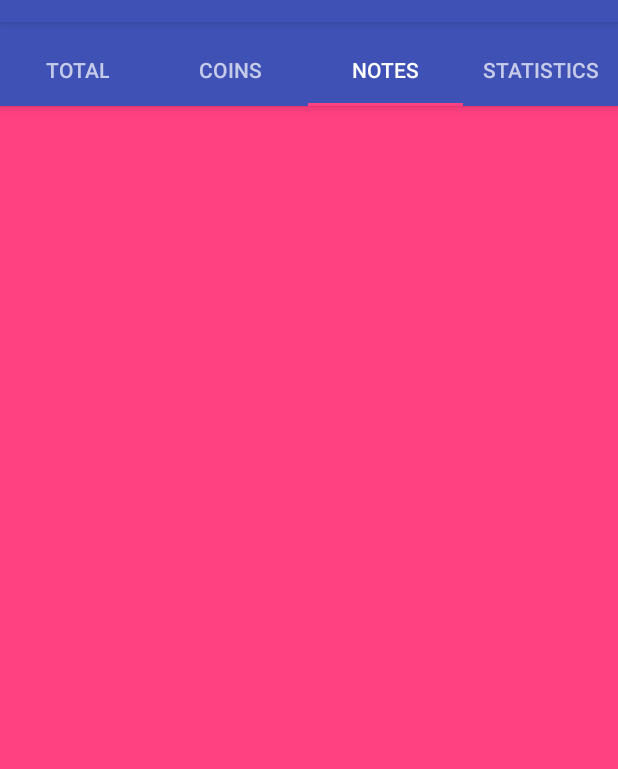
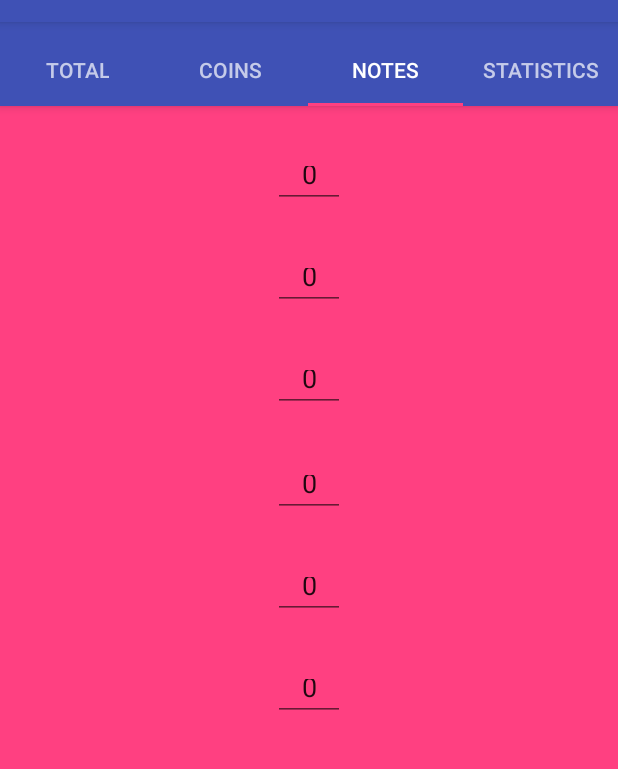
Before and after one commit to androidrian/piggy-bank, an Android app: the screen it shows after launch (MainActivity), tab 3 chosen, on a phone screen of 412 x 824 dp, the part 62-831 px from its top. Run offline under Robolectric (Android 15) with nearby library versions, the phone set to English and light mode, and no system bars; libraries missing offline, so code that uses them is left out: net.danlew.android; 6 statements that could not run were skipped.

Commit message:
edited the fragment_layout.xml, trying to use ConstraintLayout

```diff
--- a/app/src/main/java/com/example/filipe/piggybank/Controller/MainActivity.java
+++ b/app/src/main/java/com/example/filipe/piggybank/Controller/MainActivity.java
@@ -3,6 +3,7 @@ package com.example.filipe.piggybank.Controller;
 import android.annotation.TargetApi;
 import android.os.Build;
 import android.support.design.widget.TabLayout;
+import android.support.v4.app.Fragment;
 import android.support.v4.view.ViewPager;
 import android.os.Bundle;
 import android.support.v7.app.AppCompatActivity;
@@ -25,6 +26,13 @@ public class MainActivity extends AppCompatActivity{
     protected void onCreate(Bundle savedInstanceState) {
         super.onCreate(savedInstanceState);
         setContentView(R.layout.activity_main);
+
+        if(savedInstanceState == null)
+        {
+            getSupportFragmentManager().beginTransaction()
+                    .add(new Fragment(),TAG)
+                    .commit();
+        }
         //joda-time initialization
         JodaTimeAndroid.init(this);
         Log.d(TAG,"onCreate: Starting.");
--- a/app/src/main/java/com/example/filipe/piggybank/Fragments/CoinsFragment.java
+++ b/app/src/main/java/com/example/filipe/piggybank/Fragments/CoinsFragment.java
@@ -42,7 +42,6 @@ public class CoinsFragment extends Fragment implements View.OnClickListener {
 
     private List<Double> m_listOfValues = new ArrayList<>();
     private List<Button> m_listOfButtons = new ArrayList<>();
-
     private SimpleArrayMap<Integer,Integer> m_mapOfIndexToCoinTextView = new SimpleArrayMap<>();
     private SimpleArrayMap<EditText,Integer> m_mapOfEditTextIndex = new SimpleArrayMap<>();
     private SimpleArrayMap<Button,EditText> m_mapOfButtonToEditText = new SimpleArrayMap<>();
@@ -54,6 +53,7 @@ public class CoinsFragment extends Fragment implements View.OnClickListener {
                              Bundle savedInstanceState) {
         // Inflate the layout for this fragment
         View view = inflater.inflate(R.layout.fragment_coins_layout, container, false);
+
         initWidgetComponents(view);
         setDefaultValuesToNumberOfCoinsEditText();
         setListOfValueOfCoins();
--- a/app/src/main/res/layout/fragment_notes_layout.xml
+++ b/app/src/main/res/layout/fragment_notes_layout.xml
@@ -1,8 +1,106 @@
 <FrameLayout xmlns:android="http://schemas.android.com/apk/res/android"
+    xmlns:app="http://schemas.android.com/apk/res-auto"
     xmlns:tools="http://schemas.android.com/tools"
     android:layout_width="match_parent"
     android:layout_height="match_parent"
     android:background="#ff4081"
     tools:context="com.example.filipe.piggybank.Fragments.NotesFragment">
 
+    <android.support.constraint.ConstraintLayout
+        android:layout_width="match_parent"
+        android:layout_height="match_parent"
+        tools:layout_editor_absoluteY="0dp"
+        tools:layout_editor_absoluteX="0dp">
+
+        <EditText
+            android:id="@+id/editText7"
+            android:layout_width="48dp"
+            android:layout_height="38dp"
+            android:ems="10"
+            android:inputType="textPersonName"
+            android:text="0"
+            android:textAlignment="center"
+            android:layout_marginTop="30dp"
+            app:layout_constraintTop_toBottomOf="@+id/editText12"
+            tools:layout_constraintRight_creator="1"
+            app:layout_constraintRight_toRightOf="parent"
+            tools:layout_constraintLeft_creator="1"
+            app:layout_constraintLeft_toLeftOf="parent" />
+
+        <EditText
+            android:id="@+id/editText12"
+            android:layout_width="48dp"
+            android:layout_height="38dp"
+            android:layout_marginTop="30dp"
+            android:ems="10"
+            android:inputType="textPersonName"
+            android:text="0"
+            android:textAlignment="center"
+            app:layout_constraintTop_toBottomOf="@+id/editText11"
+            tools:layout_constraintRight_creator="1"
+            app:layout_constraintRight_toRightOf="parent"
+            tools:layout_constraintLeft_creator="1"
+            app:layout_constraintLeft_toLeftOf="parent" />
+
+        <EditText
+            android:id="@+id/editText11"
+            android:layout_width="0dp"
+            android:layout_height="38dp"
+            android:layout_marginTop="32dp"
+            android:ems="10"
+            android:inputType="textPersonName"
+            android:text="0"
+            android:textAlignment="center"
+            app:layout_constraintTop_toBottomOf="@+id/editText10"
+            tools:layout_constraintRight_creator="1"
+            app:layout_constraintRight_toRightOf="@+id/editText12"
+            tools:layout_constraintLeft_creator="1"
+            app:layout_constraintLeft_toLeftOf="@+id/editText12" />
+
+        <EditText
+            android:id="@+id/editText10"
+            android:layout_width="0dp"
+            android:layout_height="38dp"
+            android:layout_marginTop="30dp"
+            android:ems="10"
+            android:inputType="textPersonName"
+            android:text="0"
+            android:textAlignment="center"
+            app:layout_constraintTop_toBottomOf="@+id/editText9"
+            tools:layout_constraintRight_creator="1"
+            app:layout_constraintRight_toRightOf="@+id/editText11"
+            tools:layout_constraintLeft_creator="1"
+            app:layout_constraintLeft_toLeftOf="@+id/editText11" />
+
+        <EditText
+            android:id="@+id/editText9"
+            android:layout_width="0dp"
+            android:layout_height="38dp"
+            android:layout_marginTop="30dp"
+            android:ems="10"
+            android:inputType="textPersonName"
+            android:text="0"
+            android:textAlignment="center"
+            app:layout_constraintTop_toBottomOf="@+id/editText8"
+            tools:layout_constraintRight_creator="1"
+            app:layout_constraintRight_toRightOf="@+id/editText10"
+            tools:layout_constraintLeft_creator="1"
+            app:layout_constraintLeft_toLeftOf="@+id/editText10" />
+
+        <EditText
+            android:id="@+id/editText8"
+            android:layout_width="0dp"
+            android:layout_height="38dp"
+            android:layout_marginTop="30dp"
+            android:ems="10"
+            android:inputType="textPersonName"
+            android:text="0"
+            android:textAlignment="center"
+            app:layout_constraintTop_toTopOf="parent"
+            tools:layout_constraintRight_creator="1"
+            app:layout_constraintRight_toRightOf="@+id/editText9"
+            tools:layout_constraintLeft_creator="1"
+            app:layout_constraintLeft_toLeftOf="@+id/editText9" />
+
+    </android.support.constraint.ConstraintLayout>
 </FrameLayout>
```
Also changed, not shown: 1 other file.
